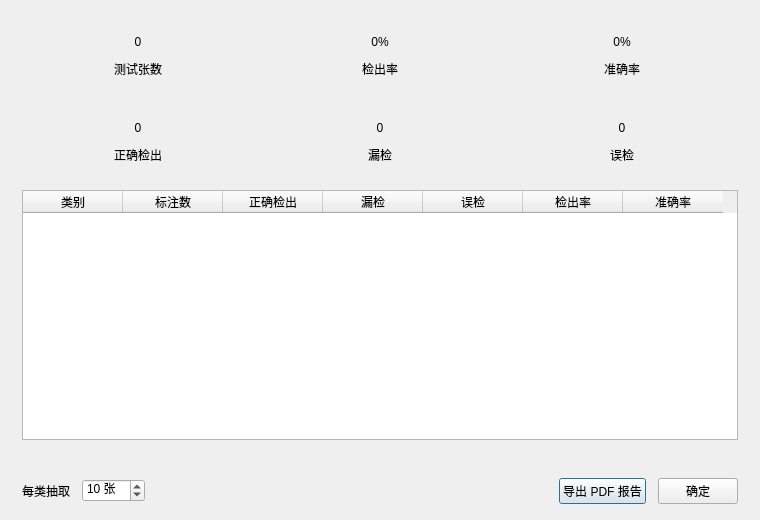
This is ui/test_result.ui in pythondever/easy_trainer as Qt 5 draws it before an edit. The edited form follows.
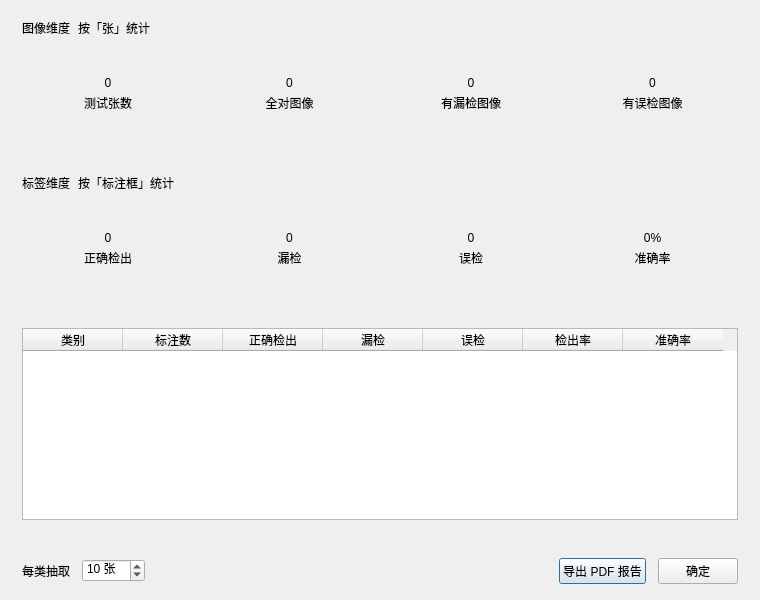
This is the edited form.

The edit to the form file:
```diff
--- a/ui/test_result.ui
+++ b/ui/test_result.ui
@@ -7,7 +7,7 @@
     <x>0</x>
     <y>0</y>
     <width>760</width>
-    <height>520</height>
+    <height>600</height>
    </rect>
   </property>
   <property name="windowTitle">
@@ -30,40 +30,98 @@
     <number>16</number>
    </property>
    <item>
-    <layout class="QHBoxLayout" name="metricRow1" stretch="1,1,1">
+    <widget class="QWidget" name="section_img" native="true">
+     <layout class="QVBoxLayout" name="section_img_layout">
+      <property name="spacing">
+       <number>6</number>
+      </property>
+      <property name="leftMargin">
+       <number>0</number>
+      </property>
+      <property name="topMargin">
+       <number>0</number>
+      </property>
+      <property name="rightMargin">
+       <number>0</number>
+      </property>
+      <property name="bottomMargin">
+       <number>0</number>
+      </property>
+      <item>
+       <layout class="QHBoxLayout" name="dim_img_row">
+        <property name="spacing">
+         <number>8</number>
+        </property>
+        <item>
+         <widget class="QLabel" name="dim_img_tag">
+          <property name="text">
+           <string>图像维度</string>
+          </property>
+          <property name="class" stdset="0">
+           <string>dimTag</string>
+          </property>
+         </widget>
+        </item>
+        <item>
+         <widget class="QLabel" name="dim_img_note">
+          <property name="text">
+           <string>按「张」统计</string>
+          </property>
+          <property name="class" stdset="0">
+           <string>dimNote</string>
+          </property>
+         </widget>
+        </item>
+        <item>
+         <spacer name="dim_img_spacer">
+          <property name="orientation">
+           <enum>Qt::Horizontal</enum>
+          </property>
+          <property name="sizeHint" stdset="0">
+           <size>
+            <width>40</width>
+            <height>20</height>
+           </size>
+          </property>
+         </spacer>
+        </item>
+       </layout>
+      </item>
+      <item>
+       <layout class="QHBoxLayout" name="metricRowImg" stretch="1,1,1,1">
      <property name="spacing">
       <number>10</number>
      </property>
      <item>
-      <widget class="QFrame" name="card_total">
+         <widget class="QFrame" name="card_img_total">
        <property name="frameShape">
         <enum>QFrame::NoFrame</enum>
        </property>
        <property name="minimumSize">
         <size>
          <width>0</width>
-         <height>74</height>
-        </size>
-       </property>
-       <layout class="QVBoxLayout" name="card_total_layout">
-        <property name="spacing">
+            <height>92</height>
+           </size>
+          </property>
+          <layout class="QVBoxLayout" name="card_img_total_layout">
+           <item><spacer name="img_total_top_spacer"><property name="orientation"><enum>Qt::Vertical</enum></property><property name="sizeHint" stdset="0"><size><width>20</width><height>8</height></size></property></spacer></item><property name="spacing">
          <number>4</number>
         </property>
         <property name="leftMargin">
-         <number>16</number>
+            <number>12</number>
         </property>
         <property name="topMargin">
          <number>12</number>
         </property>
         <property name="rightMargin">
-         <number>16</number>
+            <number>12</number>
         </property>
         <property name="bottomMargin">
          <number>12</number>
         </property>
         <item>
-         <widget class="QLabel" name="total_value">
-          <property name="text">
+            <widget class="QLabel" name="img_total_value">
+             <property name="sizePolicy"><sizepolicy hsizetype="Ignored" vsizetype="Preferred"><horstretch>0</horstretch><verstretch>0</verstretch></sizepolicy></property><property name="text">
            <string>0</string>
           </property>
           <property name="alignment">
@@ -75,8 +133,8 @@
          </widget>
         </item>
         <item>
-         <widget class="QLabel" name="total_lbl">
-          <property name="text">
+            <widget class="QLabel" name="img_total_lbl">
+             <property name="sizePolicy"><sizepolicy hsizetype="Ignored" vsizetype="Preferred"><horstretch>0</horstretch><verstretch>0</verstretch></sizepolicy></property><property name="text">
            <string>测试张数</string>
           </property>
           <property name="alignment">
@@ -87,40 +145,40 @@
           </property>
          </widget>
         </item>
-       </layout>
+          <item><widget class="QLabel" name="img_total_rate"><property name="text"><string /></property><property name="sizePolicy"><sizepolicy hsizetype="Ignored" vsizetype="Preferred"><horstretch>0</horstretch><verstretch>0</verstretch></sizepolicy></property><property name="alignment"><set>Qt::AlignCenter</set></property><property name="class" stdset="0"><string>cardRate</string></property></widget></item><item><spacer name="img_total_bottom_spacer"><property name="orientation"><enum>Qt::Vertical</enum></property><property name="sizeHint" stdset="0"><size><width>20</width><height>8</height></size></property></spacer></item></layout>
       </widget>
      </item>
      <item>
-      <widget class="QFrame" name="card_recall">
+         <widget class="QFrame" name="card_img_ok">
        <property name="frameShape">
         <enum>QFrame::NoFrame</enum>
        </property>
        <property name="minimumSize">
         <size>
          <width>0</width>
-         <height>74</height>
-        </size>
-       </property>
-       <layout class="QVBoxLayout" name="card_recall_layout">
-        <property name="spacing">
+            <height>92</height>
+           </size>
+          </property>
+          <layout class="QVBoxLayout" name="card_img_ok_layout">
+           <item><spacer name="img_ok_top_spacer"><property name="orientation"><enum>Qt::Vertical</enum></property><property name="sizeHint" stdset="0"><size><width>20</width><height>8</height></size></property></spacer></item><property name="spacing">
          <number>4</number>
         </property>
         <property name="leftMargin">
-         <number>16</number>
+            <number>12</number>
         </property>
         <property name="topMargin">
          <number>12</number>
         </property>
         <property name="rightMargin">
-         <number>16</number>
+            <number>12</number>
         </property>
         <property name="bottomMargin">
          <number>12</number>
         </property>
         <item>
-         <widget class="QLabel" name="recall_value">
-          <property name="text">
-           <string>0%</string>
+            <widget class="QLabel" name="img_ok_value">
+             <property name="sizePolicy"><sizepolicy hsizetype="Ignored" vsizetype="Preferred"><horstretch>0</horstretch><verstretch>0</verstretch></sizepolicy></property><property name="text">
+              <string>0</string>
           </property>
           <property name="alignment">
            <set>Qt::AlignCenter</set>
@@ -131,9 +189,9 @@
          </widget>
         </item>
         <item>
-         <widget class="QLabel" name="recall_lbl">
-          <property name="text">
-           <string>检出率</string>
+            <widget class="QLabel" name="img_ok_lbl">
+             <property name="sizePolicy"><sizepolicy hsizetype="Ignored" vsizetype="Preferred"><horstretch>0</horstretch><verstretch>0</verstretch></sizepolicy></property><property name="text">
+              <string>全对图像</string>
           </property>
           <property name="alignment">
            <set>Qt::AlignCenter</set>
@@ -143,40 +201,40 @@
           </property>
          </widget>
         </item>
-       </layout>
+          <item><widget class="QLabel" name="img_ok_rate"><property name="text"><string /></property><property name="sizePolicy"><sizepolicy hsizetype="Ignored" vsizetype="Preferred"><horstretch>0</horstretch><verstretch>0</verstretch></sizepolicy></property><property name="alignment"><set>Qt::AlignCenter</set></property><property name="class" stdset="0"><string>cardRate</string></property></widget></item><item><spacer name="img_ok_bottom_spacer"><property name="orientation"><enum>Qt::Vertical</enum></property><property name="sizeHint" stdset="0"><size><width>20</width><height>8</height></size></property></spacer></item></layout>
       </widget>
      </item>
      <item>
-      <widget class="QFrame" name="card_precision">
+         <widget class="QFrame" name="card_img_fn">
        <property name="frameShape">
         <enum>QFrame::NoFrame</enum>
        </property>
        <property name="minimumSize">
         <size>
          <width>0</width>
-         <height>74</height>
-        </size>
-       </property>
-       <layout class="QVBoxLayout" name="card_precision_layout">
-        <property name="spacing">
+            <height>92</height>
+           </size>
+          </property>
+          <layout class="QVBoxLayout" name="card_img_fn_layout">
+           <item><spacer name="img_fn_top_spacer"><property name="orientation"><enum>Qt::Vertical</enum></property><property name="sizeHint" stdset="0"><size><width>20</width><height>8</height></size></property></spacer></item><property name="spacing">
          <number>4</number>
         </property>
         <property name="leftMargin">
-         <number>16</number>
+            <number>12</number>
         </property>
         <property name="topMargin">
          <number>12</number>
         </property>
         <property name="rightMargin">
-         <number>16</number>
+            <number>12</number>
         </property>
         <property name="bottomMargin">
          <number>12</number>
         </property>
         <item>
-         <widget class="QLabel" name="precision_value">
-          <property name="text">
-           <string>0%</string>
+            <widget class="QLabel" name="img_fn_value">
+             <property name="sizePolicy"><sizepolicy hsizetype="Ignored" vsizetype="Preferred"><horstretch>0</horstretch><verstretch>0</verstretch></sizepolicy></property><property name="text">
+              <string>0</string>
           </property>
           <property name="alignment">
            <set>Qt::AlignCenter</set>
@@ -187,9 +245,9 @@
          </widget>
         </item>
         <item>
-         <widget class="QLabel" name="precision_lbl">
-          <property name="text">
-           <string>准确率</string>
+            <widget class="QLabel" name="img_fn_lbl">
+             <property name="sizePolicy"><sizepolicy hsizetype="Ignored" vsizetype="Preferred"><horstretch>0</horstretch><verstretch>0</verstretch></sizepolicy></property><property name="text">
+              <string>有漏检图像</string>
           </property>
           <property name="alignment">
            <set>Qt::AlignCenter</set>
@@ -199,13 +257,130 @@
           </property>
          </widget>
         </item>
+          <item><widget class="QLabel" name="img_fn_rate"><property name="text"><string /></property><property name="sizePolicy"><sizepolicy hsizetype="Ignored" vsizetype="Preferred"><horstretch>0</horstretch><verstretch>0</verstretch></sizepolicy></property><property name="alignment"><set>Qt::AlignCenter</set></property><property name="class" stdset="0"><string>cardRate</string></property></widget></item><item><spacer name="img_fn_bottom_spacer"><property name="orientation"><enum>Qt::Vertical</enum></property><property name="sizeHint" stdset="0"><size><width>20</width><height>8</height></size></property></spacer></item></layout>
+         </widget>
+        </item>
+        <item>
+         <widget class="QFrame" name="card_img_fp">
+          <property name="frameShape">
+           <enum>QFrame::NoFrame</enum>
+          </property>
+          <property name="minimumSize">
+           <size>
+            <width>0</width>
+            <height>92</height>
+           </size>
+          </property>
+          <layout class="QVBoxLayout" name="card_img_fp_layout">
+           <item><spacer name="img_fp_top_spacer"><property name="orientation"><enum>Qt::Vertical</enum></property><property name="sizeHint" stdset="0"><size><width>20</width><height>8</height></size></property></spacer></item><property name="spacing">
+            <number>4</number>
+           </property>
+           <property name="leftMargin">
+            <number>12</number>
+           </property>
+           <property name="topMargin">
+            <number>12</number>
+           </property>
+           <property name="rightMargin">
+            <number>12</number>
+           </property>
+           <property name="bottomMargin">
+            <number>12</number>
+           </property>
+           <item>
+            <widget class="QLabel" name="img_fp_value">
+             <property name="sizePolicy"><sizepolicy hsizetype="Ignored" vsizetype="Preferred"><horstretch>0</horstretch><verstretch>0</verstretch></sizepolicy></property><property name="text">
+              <string>0</string>
+             </property>
+             <property name="alignment">
+              <set>Qt::AlignCenter</set>
+             </property>
+             <property name="class" stdset="0">
+              <string>cardValue</string>
+             </property>
+            </widget>
+           </item>
+           <item>
+            <widget class="QLabel" name="img_fp_lbl">
+             <property name="sizePolicy"><sizepolicy hsizetype="Ignored" vsizetype="Preferred"><horstretch>0</horstretch><verstretch>0</verstretch></sizepolicy></property><property name="text">
+              <string>有误检图像</string>
+             </property>
+             <property name="alignment">
+              <set>Qt::AlignCenter</set>
+             </property>
+             <property name="class" stdset="0">
+              <string>cardLabel</string>
+             </property>
+            </widget>
+           </item>
+          <item><widget class="QLabel" name="img_fp_rate"><property name="text"><string /></property><property name="sizePolicy"><sizepolicy hsizetype="Ignored" vsizetype="Preferred"><horstretch>0</horstretch><verstretch>0</verstretch></sizepolicy></property><property name="alignment"><set>Qt::AlignCenter</set></property><property name="class" stdset="0"><string>cardRate</string></property></widget></item><item><spacer name="img_fp_bottom_spacer"><property name="orientation"><enum>Qt::Vertical</enum></property><property name="sizeHint" stdset="0"><size><width>20</width><height>8</height></size></property></spacer></item></layout>
+         </widget>
+        </item>
        </layout>
-      </widget>
-     </item>
+      </item>
+     </layout>
+    </widget>
+   </item>
+   <item>
+    <widget class="QWidget" name="section_lbl" native="true">
+     <layout class="QVBoxLayout" name="section_lbl_layout">
+      <property name="spacing">
+       <number>6</number>
+      </property>
+      <property name="leftMargin">
+       <number>0</number>
+      </property>
+      <property name="topMargin">
+       <number>0</number>
+      </property>
+      <property name="rightMargin">
+       <number>0</number>
+      </property>
+      <property name="bottomMargin">
+       <number>0</number>
+      </property>
+      <item>
+       <layout class="QHBoxLayout" name="dim_lbl_row">
+        <property name="spacing">
+         <number>8</number>
+        </property>
+        <item>
+         <widget class="QLabel" name="dim_lbl_tag">
+          <property name="text">
+           <string>标签维度</string>
+          </property>
+          <property name="class" stdset="0">
+           <string>dimTag</string>
+          </property>
+         </widget>
+        </item>
+        <item>
+         <widget class="QLabel" name="dim_lbl_note">
+          <property name="text">
+           <string>按「标注框」统计</string>
+          </property>
+          <property name="class" stdset="0">
+           <string>dimNote</string>
+          </property>
+         </widget>
+        </item>
+        <item>
+         <spacer name="dim_lbl_spacer">
+          <property name="orientation">
+           <enum>Qt::Horizontal</enum>
+          </property>
+          <property name="sizeHint" stdset="0">
+           <size>
+            <width>40</width>
+            <height>20</height>
+           </size>
+          </property>
+         </spacer>
+        </item>
     </layout>
    </item>
    <item>
-    <layout class="QHBoxLayout" name="metricRow2" stretch="1,1,1">
+       <layout class="QHBoxLayout" name="metricRowLbl" stretch="1,1,1,1">
      <property name="spacing">
       <number>10</number>
      </property>
@@ -217,28 +392,28 @@
        <property name="minimumSize">
         <size>
          <width>0</width>
-         <height>74</height>
+            <height>92</height>
         </size>
        </property>
        <layout class="QVBoxLayout" name="card_tp_layout">
-        <property name="spacing">
+           <item><spacer name="tp_top_spacer"><property name="orientation"><enum>Qt::Vertical</enum></property><property name="sizeHint" stdset="0"><size><width>20</width><height>8</height></size></property></spacer></item><property name="spacing">
          <number>4</number>
         </property>
         <property name="leftMargin">
-         <number>16</number>
+            <number>12</number>
         </property>
         <property name="topMargin">
          <number>12</number>
         </property>
         <property name="rightMargin">
-         <number>16</number>
+            <number>12</number>
         </property>
         <property name="bottomMargin">
          <number>12</number>
         </property>
         <item>
          <widget class="QLabel" name="tp_value">
-          <property name="text">
+             <property name="sizePolicy"><sizepolicy hsizetype="Ignored" vsizetype="Preferred"><horstretch>0</horstretch><verstretch>0</verstretch></sizepolicy></property><property name="text">
            <string>0</string>
           </property>
           <property name="alignment">
@@ -251,7 +426,7 @@
         </item>
         <item>
          <widget class="QLabel" name="tp_lbl">
-          <property name="text">
+             <property name="sizePolicy"><sizepolicy hsizetype="Ignored" vsizetype="Preferred"><horstretch>0</horstretch><verstretch>0</verstretch></sizepolicy></property><property name="text">
            <string>正确检出</string>
           </property>
           <property name="alignment">
@@ -262,7 +437,7 @@
           </property>
          </widget>
         </item>
-       </layout>
+          <item><widget class="QLabel" name="tp_rate"><property name="text"><string /></property><property name="sizePolicy"><sizepolicy hsizetype="Ignored" vsizetype="Preferred"><horstretch>0</horstretch><verstretch>0</verstretch></sizepolicy></property><property name="alignment"><set>Qt::AlignCenter</set></property><property name="class" stdset="0"><string>cardRate</string></property></widget></item><item><spacer name="tp_bottom_spacer"><property name="orientation"><enum>Qt::Vertical</enum></property><property name="sizeHint" stdset="0"><size><width>20</width><height>8</height></size></property></spacer></item></layout>
       </widget>
      </item>
      <item>
@@ -273,28 +448,28 @@
        <property name="minimumSize">
         <size>
          <width>0</width>
-         <height>74</height>
+            <height>92</height>
         </size>
        </property>
        <layout class="QVBoxLayout" name="card_fn_layout">
-        <property name="spacing">
+           <item><spacer name="fn_top_spacer"><property name="orientation"><enum>Qt::Vertical</enum></property><property name="sizeHint" stdset="0"><size><width>20</width><height>8</height></size></property></spacer></item><property name="spacing">
          <number>4</number>
         </property>
         <property name="leftMargin">
-         <number>16</number>
+            <number>12</number>
         </property>
         <property name="topMargin">
          <number>12</number>
         </property>
         <property name="rightMargin">
-         <number>16</number>
+            <number>12</number>
         </property>
         <property name="bottomMargin">
          <number>12</number>
         </property>
         <item>
          <widget class="QLabel" name="fn_value">
-          <property name="text">
+             <property name="sizePolicy"><sizepolicy hsizetype="Ignored" vsizetype="Preferred"><horstretch>0</horstretch><verstretch>0</verstretch></sizepolicy></property><property name="text">
            <string>0</string>
           </property>
           <property name="alignment">
@@ -307,7 +482,7 @@
         </item>
         <item>
          <widget class="QLabel" name="fn_lbl">
-          <property name="text">
+             <property name="sizePolicy"><sizepolicy hsizetype="Ignored" vsizetype="Preferred"><horstretch>0</horstretch><verstretch>0</verstretch></sizepolicy></property><property name="text">
            <string>漏检</string>
           </property>
           <property name="alignment">
@@ -318,7 +493,7 @@
           </property>
          </widget>
         </item>
-       </layout>
+          <item><widget class="QLabel" name="fn_rate"><property name="text"><string /></property><property name="sizePolicy"><sizepolicy hsizetype="Ignored" vsizetype="Preferred"><horstretch>0</horstretch><verstretch>0</verstretch></sizepolicy></property><property name="alignment"><set>Qt::AlignCenter</set></property><property name="class" stdset="0"><string>cardRate</string></property></widget></item><item><spacer name="fn_bottom_spacer"><property name="orientation"><enum>Qt::Vertical</enum></property><property name="sizeHint" stdset="0"><size><width>20</width><height>8</height></size></property></spacer></item></layout>
       </widget>
      </item>
      <item>
@@ -329,28 +504,28 @@
        <property name="minimumSize">
         <size>
          <width>0</width>
-         <height>74</height>
+            <height>92</height>
         </size>
        </property>
        <layout class="QVBoxLayout" name="card_fp_layout">
-        <property name="spacing">
+           <item><spacer name="fp_top_spacer"><property name="orientation"><enum>Qt::Vertical</enum></property><property name="sizeHint" stdset="0"><size><width>20</width><height>8</height></size></property></spacer></item><property name="spacing">
          <number>4</number>
         </property>
         <property name="leftMargin">
-         <number>16</number>
+            <number>12</number>
         </property>
         <property name="topMargin">
          <number>12</number>
         </property>
         <property name="rightMargin">
-         <number>16</number>
+            <number>12</number>
         </property>
         <property name="bottomMargin">
          <number>12</number>
         </property>
         <item>
          <widget class="QLabel" name="fp_value">
-          <property name="text">
+             <property name="sizePolicy"><sizepolicy hsizetype="Ignored" vsizetype="Preferred"><horstretch>0</horstretch><verstretch>0</verstretch></sizepolicy></property><property name="text">
            <string>0</string>
           </property>
           <property name="alignment">
@@ -363,7 +538,7 @@
         </item>
         <item>
          <widget class="QLabel" name="fp_lbl">
-          <property name="text">
+             <property name="sizePolicy"><sizepolicy hsizetype="Ignored" vsizetype="Preferred"><horstretch>0</horstretch><verstretch>0</verstretch></sizepolicy></property><property name="text">
            <string>误检</string>
           </property>
           <property name="alignment">
@@ -374,10 +549,69 @@
           </property>
          </widget>
         </item>
-       </layout>
-      </widget>
-     </item>
-    </layout>
+          <item><widget class="QLabel" name="fp_rate"><property name="text"><string /></property><property name="sizePolicy"><sizepolicy hsizetype="Ignored" vsizetype="Preferred"><horstretch>0</horstretch><verstretch>0</verstretch></sizepolicy></property><property name="alignment"><set>Qt::AlignCenter</set></property><property name="class" stdset="0"><string>cardRate</string></property></widget></item><item><spacer name="fp_bottom_spacer"><property name="orientation"><enum>Qt::Vertical</enum></property><property name="sizeHint" stdset="0"><size><width>20</width><height>8</height></size></property></spacer></item></layout>
+         </widget>
+        </item>
+        <item>
+         <widget class="QFrame" name="card_precision">
+          <property name="frameShape">
+           <enum>QFrame::NoFrame</enum>
+          </property>
+          <property name="minimumSize">
+           <size>
+            <width>0</width>
+            <height>92</height>
+           </size>
+          </property>
+          <layout class="QVBoxLayout" name="card_precision_layout">
+           <item><spacer name="precision_top_spacer"><property name="orientation"><enum>Qt::Vertical</enum></property><property name="sizeHint" stdset="0"><size><width>20</width><height>8</height></size></property></spacer></item><property name="spacing">
+            <number>4</number>
+           </property>
+           <property name="leftMargin">
+            <number>12</number>
+           </property>
+           <property name="topMargin">
+            <number>12</number>
+           </property>
+           <property name="rightMargin">
+            <number>12</number>
+           </property>
+           <property name="bottomMargin">
+            <number>12</number>
+           </property>
+           <item>
+            <widget class="QLabel" name="precision_value">
+             <property name="sizePolicy"><sizepolicy hsizetype="Ignored" vsizetype="Preferred"><horstretch>0</horstretch><verstretch>0</verstretch></sizepolicy></property><property name="text">
+              <string>0%</string>
+             </property>
+             <property name="alignment">
+              <set>Qt::AlignCenter</set>
+             </property>
+             <property name="class" stdset="0">
+              <string>cardValue</string>
+             </property>
+            </widget>
+           </item>
+           <item>
+            <widget class="QLabel" name="precision_lbl">
+             <property name="sizePolicy"><sizepolicy hsizetype="Ignored" vsizetype="Preferred"><horstretch>0</horstretch><verstretch>0</verstretch></sizepolicy></property><property name="text">
+              <string>准确率</string>
+             </property>
+             <property name="alignment">
+              <set>Qt::AlignCenter</set>
+             </property>
+             <property name="class" stdset="0">
+              <string>cardLabel</string>
+             </property>
+            </widget>
+           </item>
+          <item><widget class="QLabel" name="precision_rate"><property name="text"><string /></property><property name="sizePolicy"><sizepolicy hsizetype="Ignored" vsizetype="Preferred"><horstretch>0</horstretch><verstretch>0</verstretch></sizepolicy></property><property name="alignment"><set>Qt::AlignCenter</set></property><property name="class" stdset="0"><string>cardRate</string></property></widget></item><item><spacer name="precision_bottom_spacer"><property name="orientation"><enum>Qt::Vertical</enum></property><property name="sizeHint" stdset="0"><size><width>20</width><height>8</height></size></property></spacer></item></layout>
+         </widget>
+        </item>
+       </layout>
+      </item>
+     </layout>
+    </widget>
    </item>
    <item>
     <widget class="QTableWidget" name="result_table">
@@ -430,7 +664,7 @@
    <item>
     <widget class="QLabel" name="conclusion_label">
      <property name="text">
-      <string/>
+      <string />
      </property>
      <property name="wordWrap">
       <bool>true</bool>
```
Left out of the diff: 6 changed lines with no effect on the pictures. Lines whose indentation alone changed are shown as unchanged.
